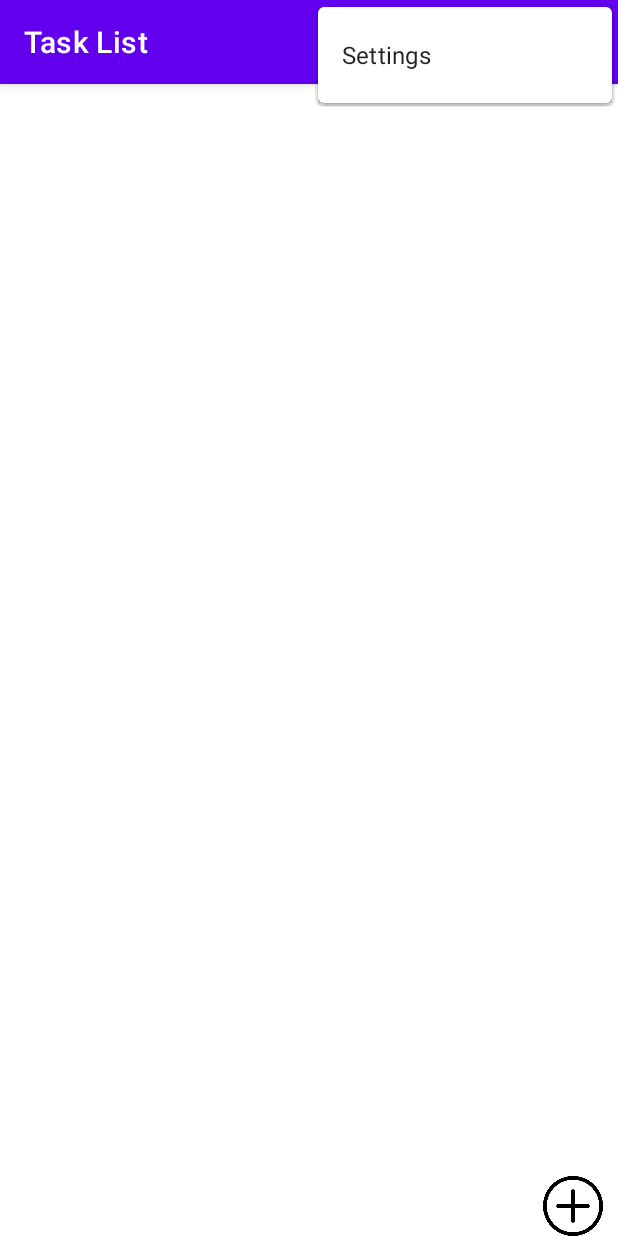
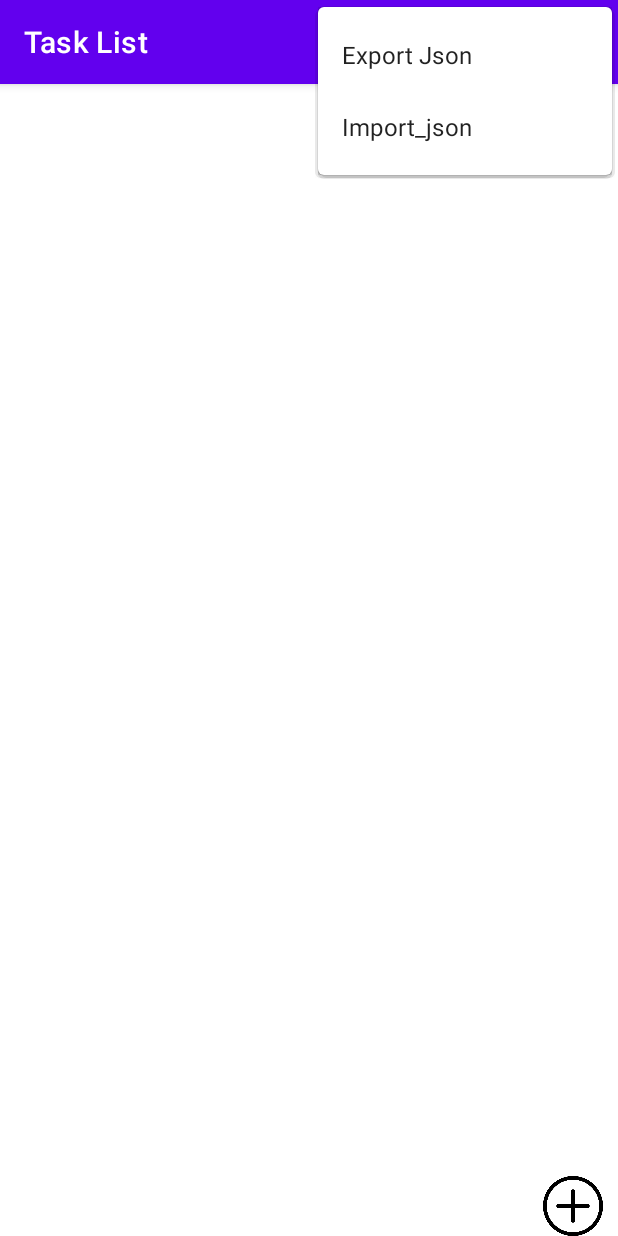
Before and after one commit to planza5/TontiCheck2, an Android app: the screen it shows after launch (MainActivity), with the options menu open, on a phone screen of 412 x 824 dp. Run offline under Robolectric (Android 15) with nearby library versions, the phone set to English and light mode, and no system bars; our stand-ins replace navigation-ui.

Commit message:
antes de ir a santander

```diff
--- /dev/null
+++ b/app/src/main/java/com/plm/tonticheck2/Ctes.java
@@ -0,0 +1,5 @@
+package com.plm.tonticheck2;
+
+public class Ctes {
+    public static String TAG="TontiCheck";
+}
--- a/app/src/main/java/com/plm/tonticheck2/FirstFragment.java
+++ b/app/src/main/java/com/plm/tonticheck2/FirstFragment.java
@@ -1,6 +1,9 @@
 package com.plm.tonticheck2;
 
+import static com.plm.tonticheck2.Ctes.TAG;
+
 import android.os.Bundle;
+import android.util.Log;
 import android.view.LayoutInflater;
 import android.view.View;
 import android.view.ViewGroup;
@@ -28,6 +31,8 @@ public class FirstFragment extends Fragment implements TaskListListener {
             LayoutInflater inflater, ViewGroup container,
             Bundle savedInstanceState
     ) {
+        //GsonUtils.deleteFile(getContext());
+
         model=new ViewModelProvider(requireActivity()).get(MySharedModel.class);
         binding = FragmentFirstBinding.inflate(inflater, container, false);
         return binding.getRoot();
@@ -44,28 +49,10 @@ public class FirstFragment extends Fragment implements TaskListListener {
         //Añadimos tassklist y borramos alarmas pasadas
         boolean thereIsAlarmsInThePast=false;
 
-        TontiApp theapp = null;
 
-        try {
-            theapp=model.getApp(getContext());
-        } catch (Exception e) {
-            e.printStackTrace();
-            getActivity().finishActivity(0);
-            System.exit(0);
-        }
 
-        for(TontiTaskList tasklist:theapp.list){
-            taskListAdapter.add(tasklist);
 
-            if(tasklist.alarm!=null && AlarmUtils.isInThePast(tasklist.alarm)){
-                tasklist.alarm=null;
-                thereIsAlarmsInThePast=true;
-            }
-        }
 
-        if(thereIsAlarmsInThePast){
-            save();
-        }
 
         taskListAdapter.addListener(this);
         listView.setAdapter(taskListAdapter);
@@ -79,6 +66,31 @@ public class FirstFragment extends Fragment implements TaskListListener {
             }
         });
 
+        TontiApp theapp = null;
+
+        try {
+            theapp=model.getApp(getContext());
+
+            Log.d(TAG,"");
+            if(theapp != null && theapp.list != null){
+                for(TontiTaskList tasklist:theapp.list){
+                    taskListAdapter.add(tasklist);
+
+                    if(tasklist.alarm!=null && AlarmUtils.isInThePast(tasklist.alarm)){
+                        tasklist.alarm=null;
+                        thereIsAlarmsInThePast=true;
+                    }
+                }
+
+                if(thereIsAlarmsInThePast){
+                    save();
+                }
+            }
+        } catch (Exception e) {
+            e.printStackTrace();
+            getActivity().finishActivity(0);
+            System.exit(0);
+        }
     }
 
     @Override
--- a/app/src/main/res/menu/menu_main.xml
+++ b/app/src/main/res/menu/menu_main.xml
@@ -2,9 +2,16 @@
     xmlns:app="http://schemas.android.com/apk/res-auto"
     xmlns:tools="http://schemas.android.com/tools"
     tools:context="com.plm.tonticheck2.MainActivity">
+
     <item
-        android:id="@+id/action_settings"
+        android:id="@+id/action_export_json"
         android:orderInCategory="100"
-        android:title="@string/action_settings"
+        android:title="@string/action_export_json"
+        app:showAsAction="never" />
+
+    <item
+        android:id="@+id/action_import_json"
+        android:orderInCategory="100"
+        android:title="@string/action_import_json"
         app:showAsAction="never" />
 </menu>
--- a/app/src/main/res/values/strings.xml
+++ b/app/src/main/res/values/strings.xml
@@ -17,4 +17,6 @@
     <string name="channel_id">tontichannel</string>
     <string name="channel_description">channel for notifications</string>
     <string name="channel_name">tontichannel</string>
+    <string name="action_export_json">Export Json</string>
+    <string name="action_import_json">Import_json</string>
 </resources>
```
Also changed, not shown: app/src/main/java/com/plm/tonticheck2/GsonUtils.java (+22 -0 lines), app/src/main/java/com/plm/tonticheck2/MainActivity.java (+93 -19 lines).
